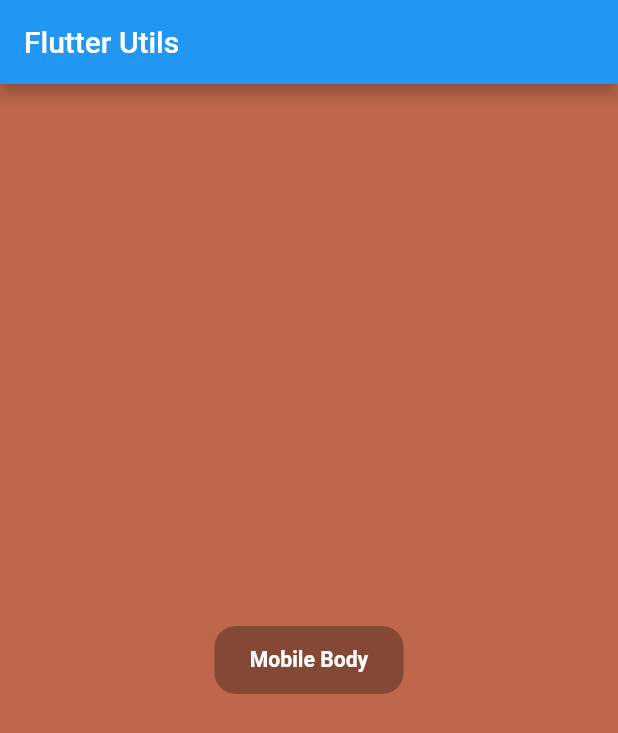
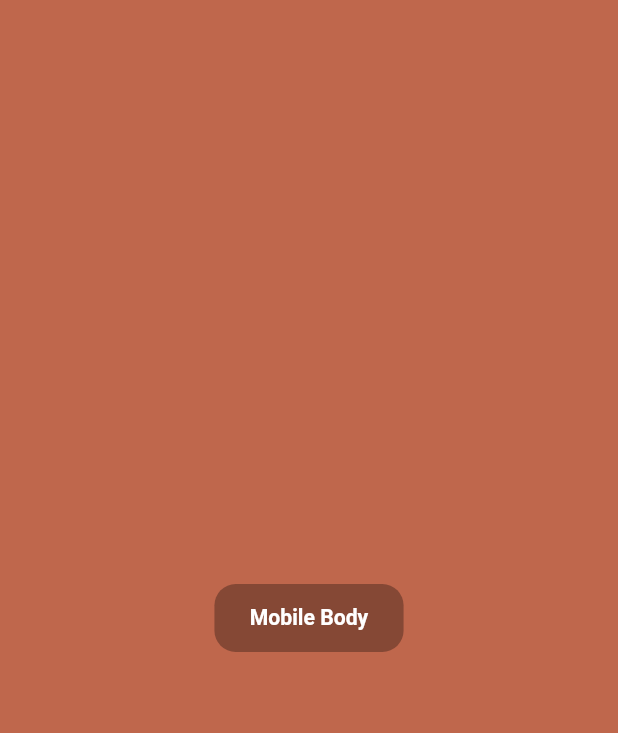
Before and after one commit to Mohiuddin655-DEV/flutter_utils, a Flutter app: the screen it shows after launch, on a phone screen of 412 x 824 dp. Shown: the top 733 px of the screen. Run offline on Flutter 3.47's test engine with Material 2 defaults, Android fonts, the light colour scheme and no system bars.

Commit message:
responsive_body - v1.0.0

```diff
--- /dev/null
+++ b/lib/core/widgets/responsive_body.dart
@@ -0,0 +1,22 @@
+import 'package:flutter/material.dart';
+import 'package:flutter_utils/core/utils/size_config.dart';
+
+class ResponsiveBody extends StatelessWidget {
+  final Widget Function(BuildContext context, SizeConfig config) builder;
+  final Color? background;
+
+  const ResponsiveBody({
+    Key? key,
+    required this.builder,
+    this.background,
+  }) : super(key: key);
+
+  @override
+  Widget build(BuildContext context) {
+    final config = SizeConfig.of(context);
+    return Container(
+      color: background,
+      child: builder.call(context, config),
+    );
+  }
+}
--- a/lib/main.dart
+++ b/lib/main.dart
@@ -1,9 +1,5 @@
 import 'package:flutter/material.dart';
-import 'package:flutter_utils/core/utils/device.dart';
-import 'package:flutter_utils/core/utils/device_config.dart';
-import 'package:flutter_utils/core/utils/size_config.dart';
-import 'package:flutter_utils/core/widgets/responsive_layout.dart';
-import 'package:flutter_utils/presentation/pages/responsive/mobile_body.dart';
+import 'package:flutter_utils/presentation/pages/responsive/responsive_page.dart';
 
 void main() {
   runApp(const MyApp());
@@ -16,52 +12,11 @@
   Widget build(BuildContext context) {
     return MaterialApp(
       title: 'Flutter Utils',
+      debugShowCheckedModeBanner: false,
       theme: ThemeData(
         primarySwatch: Colors.blue,
       ),
-      home: const HomePage(),
+      home: const ResponsivePage(),
     );
   }
 }
-
-class HomePage extends StatelessWidget {
-  const HomePage({Key? key}) : super(key: key);
-
-  @override
-  Widget build(BuildContext context) {
-    SizeConfig config = SizeConfig.of(context);
-    return Scaffold(
-      appBar: AppBar(
-        title: const Text('Flutter Utils'),
-      ),
-      body: ResponsiveLayout(
-        config: const DeviceConfig(
-          mobile: Device(x: 1, y: 1.5),
-          tab: Device(x: 1, y: 1),
-          laptop: Device(x: 1.5, y: 1),
-          desktop: Device(x: 2.5, y: 1),
-        ),
-        mobileBody: Body(
-          title: 'Mobile Body',
-          color: Colors.deepOrange.shade300,
-        ),
-        tabBody: Body(
-          title: 'Tab Body',
-          color: Colors.deepPurple.shade300,
-        ),
-        laptopBody: Body(
-          title: 'Laptop Body',
-          color: Colors.blue.shade300,
-        ),
-        desktopBody: Body(
-          title: 'Desktop Body',
-          color: Colors.deepPurple.shade300,
-        ),
-        tvBody: Body(
-          title: 'TV Body',
-          color: Colors.green.shade300,
-        ),
-      ),
-    );
-  }
-}
--- /dev/null
+++ b/lib/presentation/pages/responsive/body.dart
@@ -0,0 +1,52 @@
+import 'package:flutter/material.dart';
+import 'package:flutter_utils/core/widgets/responsive_body.dart';
+
+class Body extends StatelessWidget {
+  final String title;
+  final Color color;
+  final double width, height;
+
+  const Body({
+    Key? key,
+    required this.title,
+    this.color = Colors.white,
+    this.width = double.infinity,
+    this.height = double.infinity,
+  }) : super(key: key);
+
+  @override
+  Widget build(BuildContext context) {
+    return ResponsiveBody(
+      background: color,
+      builder: (context, config) {
+        return Center(
+          child: Container(
+            width: width,
+            height: height,
+            color: Colors.black.withOpacity(0.25),
+            child: Center(
+              child: Container(
+                padding: EdgeInsets.symmetric(
+                  horizontal: config.space(40),
+                  vertical: config.space(24),
+                ),
+                decoration: BoxDecoration(
+                  color: Colors.black.withOpacity(0.3),
+                  borderRadius: BorderRadius.circular(config.pixel(24)),
+                ),
+                child: Text(
+                  title,
+                  style: TextStyle(
+                    color: Colors.white,
+                    fontWeight: FontWeight.bold,
+                    fontSize: config.fontSize(24),
+                  ),
+                ),
+              ),
+            ),
+          ),
+        );
+      },
+    );
+  }
+}
--- a/lib/presentation/pages/responsive/mobile_body.dart
+++ /dev/null
@@ -1,51 +0,0 @@
-import 'package:flutter/material.dart';
-import 'package:flutter_utils/core/utils/size_config.dart';
-
-class Body extends StatelessWidget {
-  final String title;
-  final Color color;
-  final double width, height;
-
-  const Body({
-    Key? key,
-    required this.title,
-    this.color = Colors.white,
-    this.width = double.infinity,
-    this.height = double.infinity,
-  }) : super(key: key);
-
-  @override
-  Widget build(BuildContext context) {
-    final config = SizeConfig.of(context);
-    return Scaffold(
-      backgroundColor: color,
-      body: Center(
-        child: Container(
-          width: width,
-          height: height,
-          color: Colors.black.withOpacity(0.25),
-          child: Center(
-            child: Container(
-              padding: EdgeInsets.symmetric(
-                horizontal: config.space(40),
-                vertical: config.space(24),
-              ),
-              decoration: BoxDecoration(
-                color: Colors.black.withOpacity(0.3),
-                borderRadius: BorderRadius.circular(config.pixel(24)),
-              ),
-              child: Text(
-                title,
-                style: TextStyle(
-                  color: Colors.white,
-                  fontWeight: FontWeight.bold,
-                  fontSize: config.fontSize(24),
-                ),
-              ),
-            ),
-          ),
-        ),
-      ),
-    );
-  }
-}
--- /dev/null
+++ b/lib/presentation/pages/responsive/responsive_page.dart
@@ -0,0 +1,44 @@
+import 'package:flutter/material.dart';
+
+import '../../../core/utils/device.dart';
+import '../../../core/utils/device_config.dart';
+import '../../../core/widgets/responsive_layout.dart';
+import 'body.dart';
+
+class ResponsivePage extends StatelessWidget {
+  const ResponsivePage({Key? key}) : super(key: key);
+
+  @override
+  Widget build(BuildContext context) {
+    return Scaffold(
+      body: ResponsiveLayout(
+        config: const DeviceConfig(
+          mobile: Device(x: 1, y: 1.5),
+          tab: Device(x: 1, y: 1),
+          laptop: Device(x: 1.5, y: 1),
+          desktop: Device(x: 2.5, y: 1),
+        ),
+        mobileBody: Body(
+          title: 'Mobile Body',
+          color: Colors.deepOrange.shade300,
+        ),
+        tabBody: Body(
+          title: 'Tab Body',
+          color: Colors.deepPurple.shade300,
+        ),
+        laptopBody: Body(
+          title: 'Laptop Body',
+          color: Colors.blue.shade300,
+        ),
+        desktopBody: Body(
+          title: 'Desktop Body',
+          color: Colors.deepPurple.shade300,
+        ),
+        tvBody: Body(
+          title: 'TV Body',
+          color: Colors.green.shade300,
+        ),
+      ),
+    );
+  }
+}
```
Also changed, not shown: lib/core/widgets/icon_button.dart (added, +48 -0 lines), lib/presentation/pages/responsive/desktop_body.dart (deleted, +0 -12 lines).
